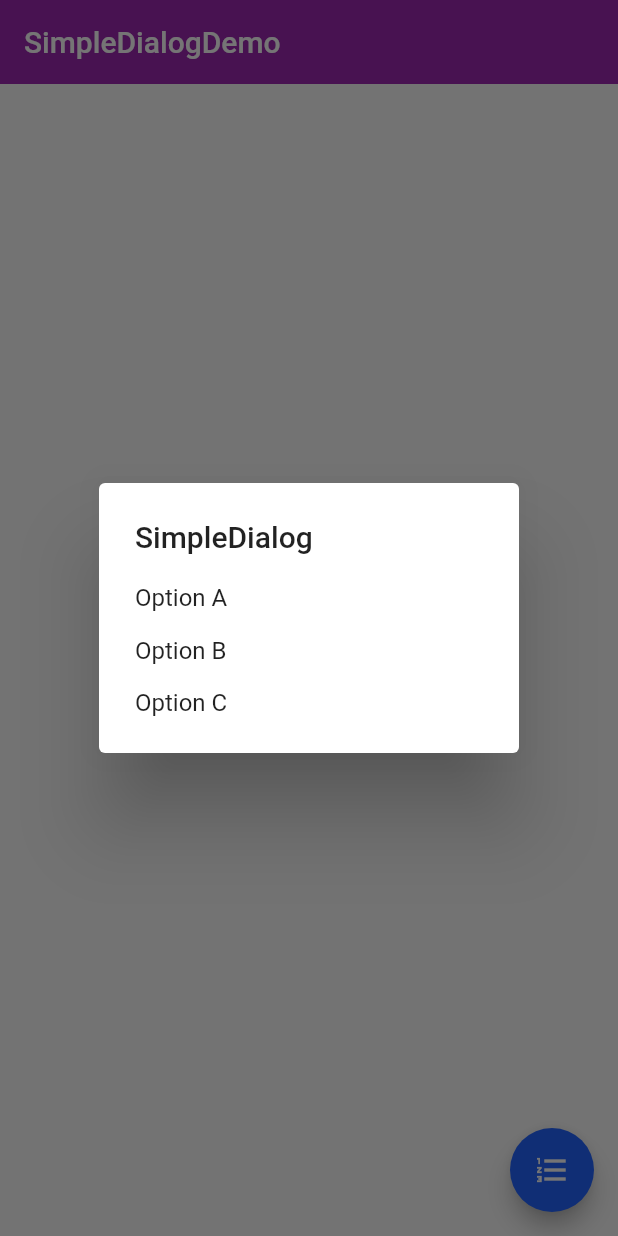
After one commit to JYStone/nihao_flutter, a Flutter app: the SimpleDialogDemo screen opened directly, after a tap on the "format list numbered" icon, on a phone screen of 412 x 824 dp. The commit adds this screen. Run offline on Flutter 3.47's test engine with Material 2 defaults, Android fonts, the phone set to English and light mode, and no system bars.

Commit message:
小部件

```diff
--- a/lib/demo/form_demo.dart
+++ b/lib/demo/form_demo.dart
@@ -4,6 +4,10 @@ class FormDemo extends StatelessWidget {
   @override
   Widget build(BuildContext context) {
     return Scaffold(
+      appBar: AppBar(
+        title: Text('FormDemo'),
+        elevation: 0.0,
+      ),
       body: Theme(
         data: Theme.of(context).copyWith(
           primaryColor: Colors.black,
--- /dev/null
+++ b/lib/demo/simpleDialog_demo.dart
@@ -0,0 +1,89 @@
+import 'package:flutter/material.dart';
+import 'dart:async';
+
+enum Option { A, B, C }
+
+class SimpleDialogDemo extends StatefulWidget {
+  @override
+  _SimpleDialogDemoState createState() => _SimpleDialogDemoState();
+}
+
+class _SimpleDialogDemoState extends State<SimpleDialogDemo> {
+  String _choice = 'Nothing';
+  Future _openSimpleDialog() async {
+    final option = await showDialog(
+        context: context,
+        builder: (BuildContext context) {
+          return SimpleDialog(
+            title: Text('SimpleDialog'),
+            children: [
+              SimpleDialogOption(
+                child: Text('Option A'),
+                onPressed: () {
+                  // 关闭显示的对话框
+                  Navigator.pop(context, Option.A);
+                },
+              ),
+              SimpleDialogOption(
+                child: Text('Option B'),
+                onPressed: () {
+                  Navigator.pop(context, Option.B);
+                },
+              ),
+              SimpleDialogOption(
+                child: Text('Option C'),
+                onPressed: () {
+                  Navigator.pop(context, Option.C);
+                },
+              ),
+            ],
+          );
+        });
+
+    switch (option) {
+      case Option.A:
+        setState(() {
+          _choice = 'A';
+        });
+        break;
+      case Option.B:
+        setState(() {
+          _choice = 'B';
+        });
+        break;
+      case Option.C:
+        setState(() {
+          _choice = 'C';
+        });
+        break;
+      default:
+    }
+  }
+
+  @override
+  Widget build(BuildContext context) {
+    return Scaffold(
+      appBar: AppBar(
+        title: Text('SimpleDialogDemo'),
+        elevation: 0.0,
+      ),
+      body: Container(
+        padding: EdgeInsets.all(16.0),
+        child: Column(
+          mainAxisAlignment: MainAxisAlignment.center,
+          children: [
+            Text('Your choice is: $_choice'),
+            Row(
+              mainAxisAlignment: MainAxisAlignment.center,
+              children: [],
+            ),
+          ],
+        ),
+      ),
+      floatingActionButton: FloatingActionButton(
+        child: Icon(Icons.format_list_numbered),
+        onPressed: _openSimpleDialog,
+      ),
+    );
+  }
+}
--- a/pubspec.yaml
+++ b/pubspec.yaml
@@ -23,7 +23,7 @@ environment:
 dependencies:
   flutter:
     sdk: flutter
-
+  intl: ^0.16.1
 
   # The following adds the Cupertino Icons font to your application.
   # Use with the CupertinoIcons class for iOS style icons.
```
Also changed, not shown: lib/demo/Radio_demo.dart (added, +77 -0 lines), lib/demo/alertDialog_demo.dart (added, +46 -0 lines), lib/demo/checkbox_demo.dart (added, +60 -0 lines), lib/demo/dateTime_Demo.dart (added, +77 -0 lines), lib/demo/material_components.dart (+14 -0 lines), lib/demo/slider_demo.dart (added, +49 -0 lines), lib/demo/switch_demo.dart (added, +64 -0 lines), pubspec.lock.
